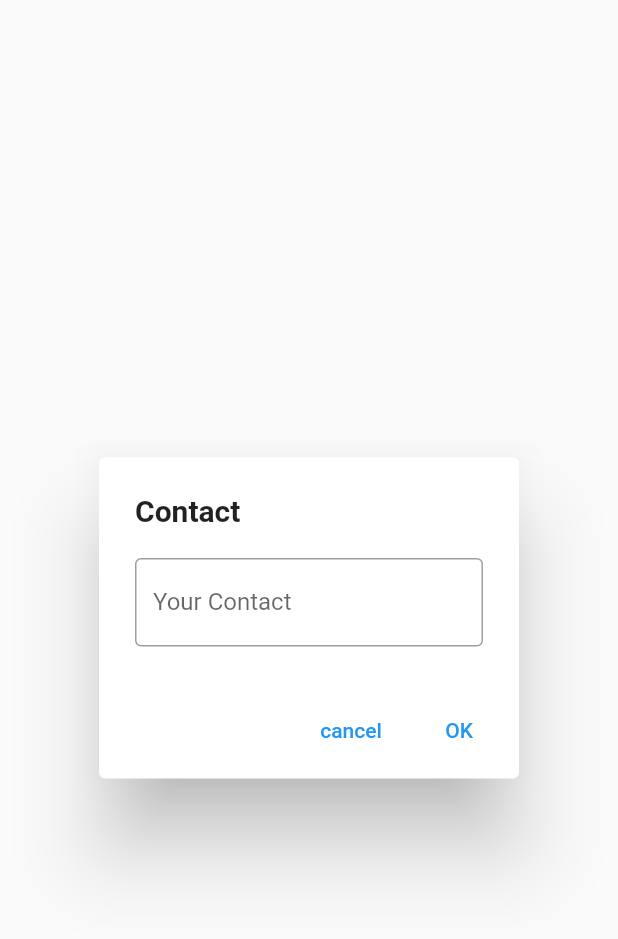
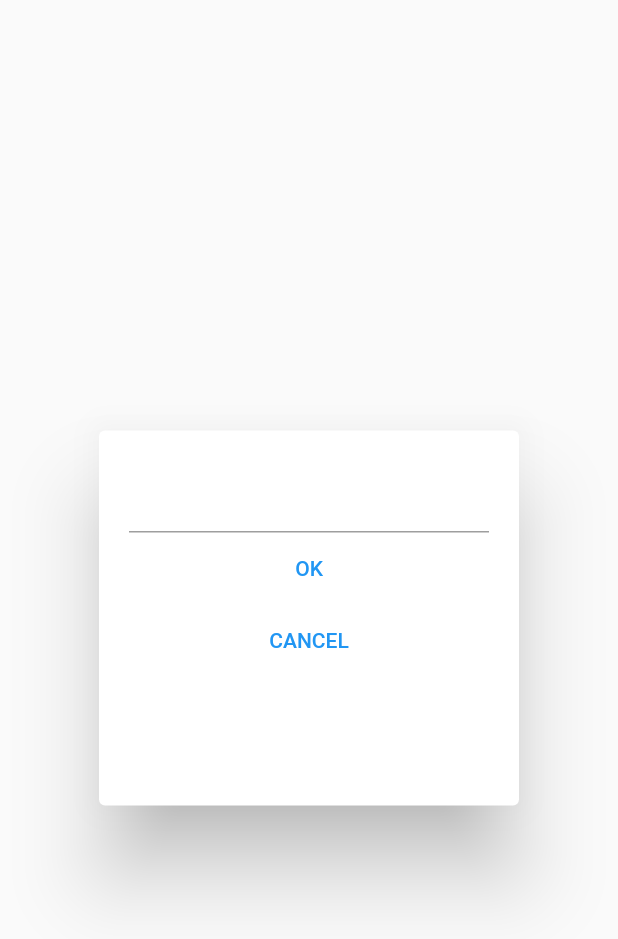
Before and after one commit to betterplaywon/flutter_practice, a Flutter app: the TestDialog widget shown alone on an empty page, opened directly, on a phone screen of 412 x 824 dp. Shown: the top 939 px of the screen. Run offline on Flutter 3.47's test engine with Material 2 defaults, Android fonts, the phone set to English and light mode, and no system bars.

Commit message:
feat: writing input text -> plus member

```diff
--- a/lib/main.dart
+++ b/lib/main.dart
@@ -17,18 +17,30 @@ class MyApp extends StatefulWidget {
 }
 
 class _MyAppState extends State<MyApp>{
-  var a = 1;
+  var a = 3;
   var name = ['Flutter','React','Interview'];
   var count = [0,0,0];
+
+  increamentNum() {
+    setState(() {
+      a++;
+    });
+  }
+
+  addName(subject) {
+    setState(() {
+      name.add(subject);
+    });
+  }
 
   @override
   Widget build(BuildContext context) {
     return Scaffold(
       appBar: AppBar(
-        title: Text('TEST'),
+        title: Text(a.toString()),
       ),
         body:ListView.builder(
-          itemCount: 3,
+          itemCount: name.length,
         itemBuilder: (context,i){
           return ListTile(
             leading: Icon(Icons.contact_page),
@@ -39,7 +51,7 @@ class _MyAppState extends State<MyApp>{
       floatingActionButton: FloatingActionButton(
         onPressed: (){
           showDialog(context: context, builder: (context){
-            return TestDialog();
+            return TestDialog(a:a, increamentNum:increamentNum, name:name, addName:addName);
           });
         },
       ),
@@ -49,22 +61,29 @@ class _MyAppState extends State<MyApp>{
 
 
 class TestDialog extends StatelessWidget {
-  const TestDialog({Key? key}) : super(key: key);
+  TestDialog({Key? key, this.a, this.increamentNum,this.name, this.addName}) : super(key: key);
+
+  final a;
+  final increamentNum;
+  final inputData = TextEditingController();
+  final name;
+  final addName;
 
   @override
   Widget build(BuildContext context) {
-    return AlertDialog(
-      title: Text('Contact', style: TextStyle(fontSize: 20, fontWeight: FontWeight.w600),),
-      content: TextField(
-        decoration: InputDecoration(
-          border: OutlineInputBorder(),
-          labelText: 'Your Contact'
+    return Dialog(
+      child: Container(
+        padding: EdgeInsets.all(20),
+        width: 250,
+        height: 250,
+        child: Column(
+          children: [
+            TextField(controller: inputData),
+            TextButton(onPressed: (){increamentNum();addName(inputData.text);}, child: Text('OK')),
+            TextButton(onPressed: (){Navigator.pop(context);}, child: Text('CANCEL')),
+          ],
         ),
       ),
-      actions: <Widget>[
-        TextButton(onPressed: (){}, child: Text('cancel')),
-        TextButton(onPressed: (){}, child: Text('OK')),
-      ],
     );
   }
 }
```
